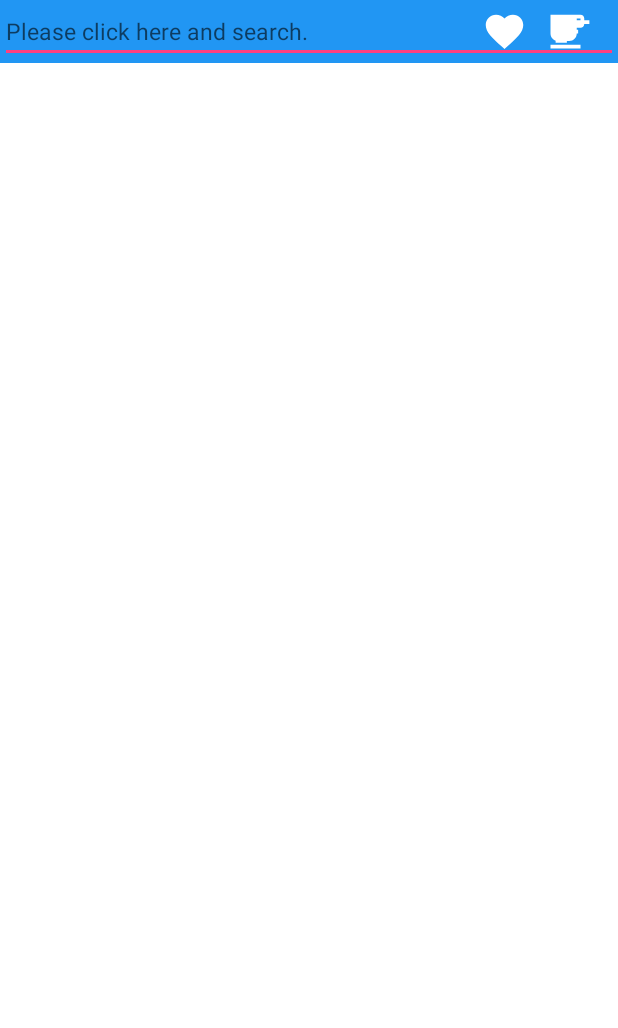
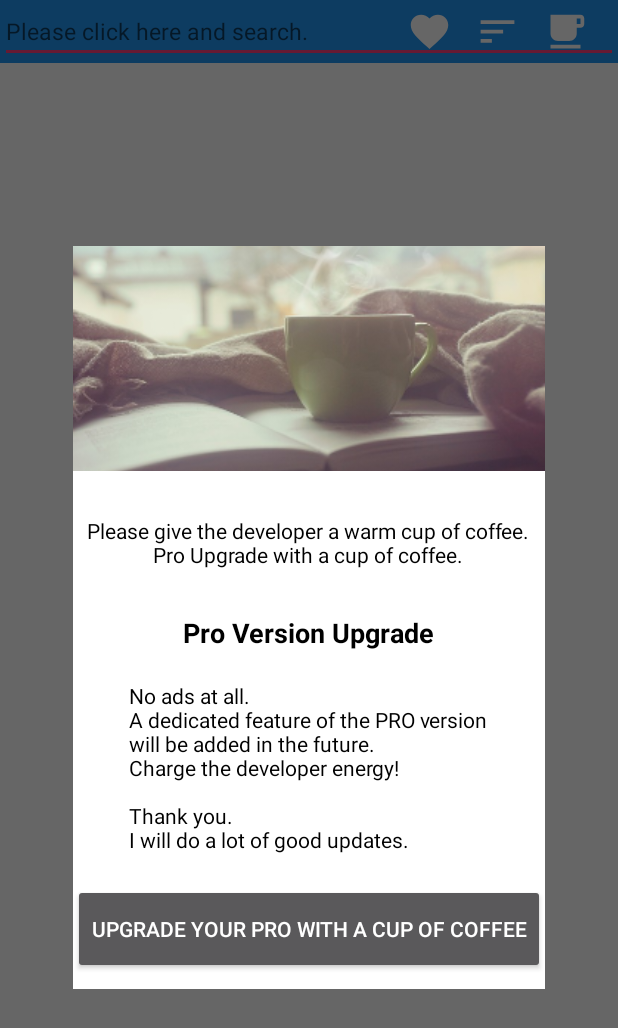
Before and after one commit to roemilk/RepeatYouTubePlayerLite, an Android app: the SearchActivity screen opened directly, with no data from a screen before it, after a tap on an icon or button, on a phone screen of 412 x 824 dp. Shown: the top 1028 px of the screen. Run offline under Robolectric (Android 15) with nearby library versions, the phone set to English and light mode, and no system bars; our stand-ins replace AdMob; libraries missing offline, so code that uses them is left out: com.github.florent37.materialtextfield; plain views replace MaterialTextField; 3 statements that could not run were skipped.

Commit message:
업데이트 내용 1. 커피한잔 개발중...

```diff
--- /dev/null
+++ b/app/src/main/java/com/venuskimblessing/youtuberepeatlite/Dialog/DialogCoffee.java
@@ -0,0 +1,74 @@
+package com.venuskimblessing.youtuberepeatlite.Dialog;
+
+import android.app.Dialog;
+import android.content.Context;
+import android.content.Intent;
+import android.content.res.Resources;
+import android.net.Uri;
+import android.support.annotation.NonNull;
+import android.support.annotation.Nullable;
+import android.view.View;
+import android.view.ViewGroup;
+import android.widget.Button;
+import android.widget.RelativeLayout;
+import android.widget.TextView;
+
+import com.venuskimblessing.youtuberepeatlite.Common.CommonSharedPreferencesKey;
+import com.venuskimblessing.youtuberepeatlite.Common.CommonUserData;
+import com.venuskimblessing.youtuberepeatlite.R;
+import com.venuskimblessing.youtuberepeatlite.Utils.SharedPreferencesUtils;
+
+public class DialogCoffee extends Dialog implements View.OnClickListener {
+    private static final String TAG = "DialogInvitation";
+
+    private Context mContext;
+    private RelativeLayout mParentLay;
+    private Button mBuyButton;
+
+    private View.OnClickListener listener = null;
+
+    public DialogCoffee(@NonNull Context context) {
+        super(context);
+        this.mContext = context;
+        init();
+    }
+
+    public DialogCoffee(@NonNull Context context, int themeResId) {
+        super(context, themeResId);
+        this.mContext = context;
+        init();
+    }
+
+    protected DialogCoffee(@NonNull Context context, boolean cancelable, @Nullable OnCancelListener cancelListener) {
+        super(context, cancelable, cancelListener);
+        this.mContext = context;
+        init();
+    }
+
+    private void init(){
+        setContentView(R.layout.layout_dialog_coffee);
+        getWindow().setLayout(ViewGroup.LayoutParams.MATCH_PARENT, ViewGroup.LayoutParams.MATCH_PARENT);
+
+        mParentLay = (RelativeLayout)findViewById(R.id.dialog_coffee_parent_lay);
+        mBuyButton = (Button)findViewById(R.id.dialog_coffee_button);
+
+        mParentLay.setOnClickListener(this);
+        mBuyButton.setOnClickListener(this);
+}
+
+    @Override
+    public void onClick(View v) {
+        switch (v.getId()){
+            case R.id.dialog_coffee_parent_lay:
+                dismiss();
+                break;
+            case R.id.dialog_coffee_button:
+                //플레이스토어로 이동
+                dismiss();
+                Intent intent = new Intent(Intent.ACTION_VIEW);
+                intent.setData(Uri.parse("market://details?id=com.venuskimblessing.youtuberepeat"));
+                mContext.startActivity(intent);
+                break;
+        }
+    }
+}
--- a/app/src/main/java/com/venuskimblessing/youtuberepeatlite/SearchActivity.java
+++ b/app/src/main/java/com/venuskimblessing/youtuberepeatlite/SearchActivity.java
@@ -45,6 +45,7 @@ import com.venuskimblessing.youtuberepeatlite.Adapter.SearchRecyclerViewAdapter;
 import com.venuskimblessing.youtuberepeatlite.Common.CommonApiKey;
 import com.venuskimblessing.youtuberepeatlite.Common.CommonSharedPreferencesKey;
 import com.venuskimblessing.youtuberepeatlite.Common.CommonUserData;
+import com.venuskimblessing.youtuberepeatlite.Dialog.DialogCoffee;
 import com.venuskimblessing.youtuberepeatlite.Dialog.DialogEnding;
 import com.venuskimblessing.youtuberepeatlite.Dialog.DialogInfo;
 import com.venuskimblessing.youtuberepeatlite.Dialog.DialogInvitation;
@@ -717,7 +718,8 @@ public class SearchActivity extends AppCompatActivity implements SearchRecyclerV
                 break;
 
             case R.id.search_coffee_button:
-
+                DialogCoffee dialogCoffee = new DialogCoffee(this, R.style.custom_dialog_fullScreen);
+                dialogCoffee.show();
                 break;
         }
     }
--- a/app/src/main/res/layout/activity_search.xml
+++ b/app/src/main/res/layout/activity_search.xml
@@ -48,7 +48,7 @@
             android:layout_height="30dp"
             android:layout_centerVertical="true"
             android:layout_marginRight="15dp"
-            android:layout_toLeftOf="@+id/search_invite_button"
+            android:layout_toLeftOf="@+id/search_coffee_button"
             android:background="@drawable/ic_sort_white_24dp"
             android:layout_alignWithParentIfMissing="true"
             android:visibility="visible" />
--- a/app/src/main/res/layout/layout_dialog_coffee.xml
+++ b/app/src/main/res/layout/layout_dialog_coffee.xml
@@ -1,49 +1,63 @@
 <?xml version="1.0" encoding="utf-8"?>
 <RelativeLayout xmlns:android="http://schemas.android.com/apk/res/android"
+    android:id="@+id/dialog_coffee_parent_lay"
     android:layout_width="match_parent"
     android:layout_height="match_parent">
 
     <LinearLayout
         android:layout_width="wrap_content"
         android:layout_height="wrap_content"
-        android:gravity="center"
+        android:background="#FFFFFF"
+        android:clickable="true"
         android:layout_centerHorizontal="true"
         android:layout_centerVertical="true"
         android:orientation="vertical">
 
         <ImageView
             android:id="@+id/dialog_coffee_imageView"
-            android:layout_width="wrap_content"
-            android:layout_height="wrap_content"
+            android:layout_width="match_parent"
+            android:layout_height="150dp"
+            android:scaleType="centerCrop"
             android:src="@drawable/coffee" />
 
         <TextView
             android:id="@+id/dialog_coffee_description_textView"
             android:layout_width="wrap_content"
             android:layout_height="wrap_content"
-            android:layout_marginTop="40dp"
+            android:layout_gravity="center"
+            android:layout_marginTop="30dp"
+            android:textColor="#000000"
             android:gravity="center"
             android:text="@string/dialog_coffee_description" />
 
         <TextView
             android:layout_width="wrap_content"
             android:layout_height="wrap_content"
-            android:layout_marginTop="40dp"
+            android:layout_gravity="center"
+            android:textSize="18dp"
+            android:textStyle="bold"
+            android:layout_marginTop="30dp"
+            android:textColor="#000000"
             android:gravity="center"
-            android:text="Pro 버전의 혜택" />
+            android:text="@string/dialog_coffee_infoTitle" />
 
         <TextView
             android:id="@+id/dialog_coffee_info_textView"
             android:layout_width="wrap_content"
             android:layout_height="wrap_content"
-            android:layout_marginTop="40dp"
+            android:layout_gravity="center"
+            android:textColor="#000000"
+            android:layout_marginTop="20dp"
             android:text="@string/dialog_coffee_info" />
 
         <Button
             android:id="@+id/dialog_coffee_button"
             android:layout_width="wrap_content"
             android:layout_height="wrap_content"
+            android:layout_gravity="center"
+            android:layout_marginBottom="10dp"
             android:layout_marginTop="20dp"
-            android:text="커피 한잔 가격으로 Pro 업그레이드 하기" />
+            android:minHeight="60dp"
+            android:text="@string/dialog_coffee_button" />
     </LinearLayout>
 </RelativeLayout>
--- a/app/src/main/res/values/strings.xml
+++ b/app/src/main/res/values/strings.xml
@@ -114,9 +114,8 @@ It is your very smart choice.\n\nPRO benefits\n
     <string name="default_word">best movie scene hd</string>
 
     <!-- Coffee -->
-    <string name="dialog_coffee_description">개발자에게 따뜻한 커피 한잔을 사주세요.\n그리고 Pro 버전으로 업그레이드 하세요.</string>
-    <string name="dialog_coffee_infoTitle">Pro 버전</string>
-    <string name="dialog_coffee_info">- 모든 기능의 잠금 해제
-    - Pro 전용 기능 추가 예정\n- </string>
-    <string name="dialog_coffee_button"></string>
+    <string name="dialog_coffee_description">Please give the developer a warm cup of coffee.\nPro Upgrade with a cup of coffee.</string>
+    <string name="dialog_coffee_infoTitle">Pro Version Upgrade</string>
+    <string name="dialog_coffee_info">No ads at all.\nA dedicated feature of the PRO version\nwill be added in the future.\nCharge the developer energy!\n\nThank you.\nI will do a lot of good updates.</string>
+    <string name="dialog_coffee_button">Upgrade your Pro with a cup of coffee</string>
 </resources>
```
Also changed, not shown: 7 other files.
